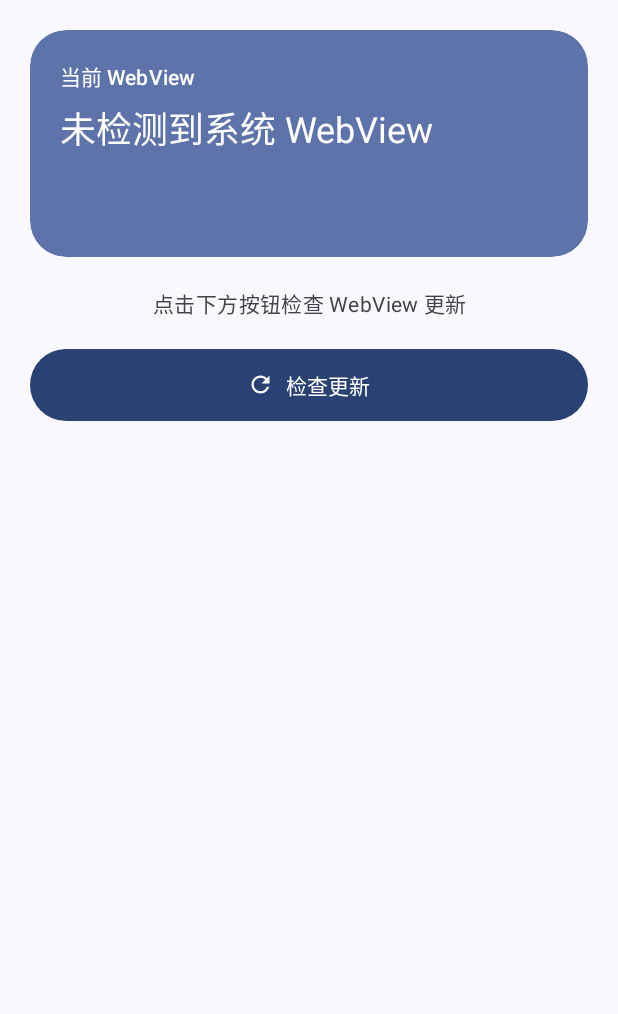
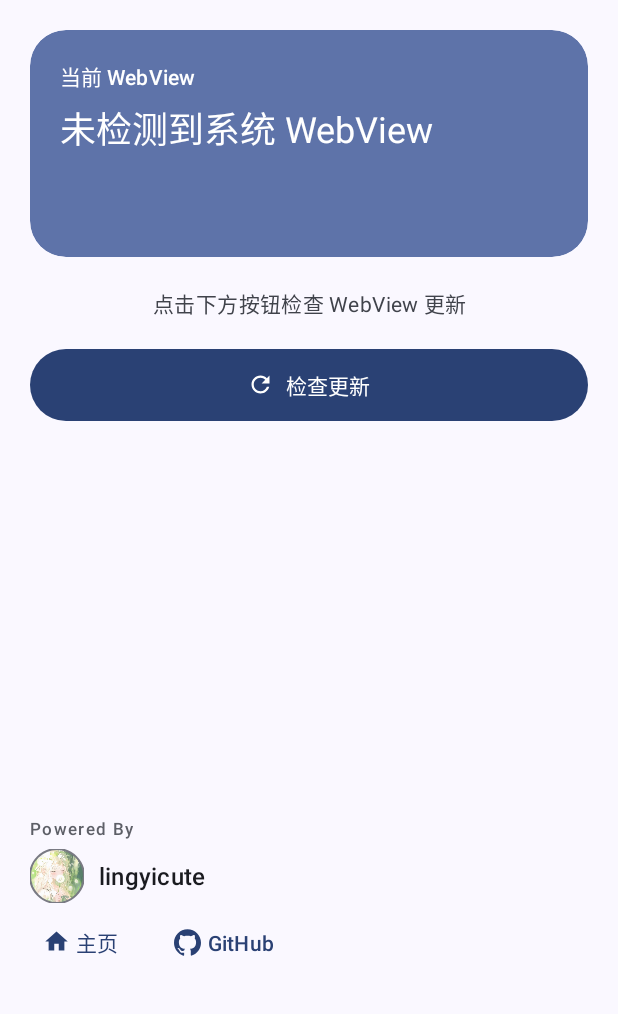
Before and after one commit to lingyicute/WebviewUpdater, an Android app: the screen it shows after launch (MainActivity), on a phone screen of 412 x 824 dp, the part 222-1236 px from its top. Run offline under Robolectric (Android 15) with nearby library versions, the phone set to English and light mode, and no system bars.

Commit message:
update ui

```diff
--- a/app/src/main/java/com/webviewupdater/app/MainActivity.java
+++ b/app/src/main/java/com/webviewupdater/app/MainActivity.java
@@ -104,6 +104,8 @@ public class MainActivity extends AppCompatActivity {
             }
         });
         b.btnCancel.setOnClickListener(v -> cancelDownload());
+        b.btnHome.setOnClickListener(v -> openUrl(getString(R.string.url_home)));
+        b.btnGithub.setOnClickListener(v -> openUrl(getString(R.string.url_github)));
     }
 
     @Override
@@ -480,6 +482,19 @@ public class MainActivity extends AppCompatActivity {
         }
     }
 
+    // ------------------------------------------------------------------ 署名区：外链
+
+    /** 用系统浏览器打开链接；没有可处理的应用时给出提示 */
+    private void openUrl(@NonNull String url) {
+        try {
+            Intent intent = new Intent(Intent.ACTION_VIEW, Uri.parse(url));
+            intent.addCategory(Intent.CATEGORY_BROWSABLE);
+            startActivity(intent);
+        } catch (Exception e) {
+            Snackbar.make(b.getRoot(), R.string.no_browser, Snackbar.LENGTH_SHORT).show();
+        }
+    }
+
     // ------------------------------------------------------------------ dialogs / ui helpers
 
     private void showVpnDialog() {
--- /dev/null
+++ b/app/src/main/res/drawable/ic_github.xml
@@ -0,0 +1,11 @@
+<?xml version="1.0" encoding="utf-8"?>
+<vector xmlns:android="http://schemas.android.com/apk/res/android"
+    android:width="24dp"
+    android:height="24dp"
+    android:viewportWidth="24"
+    android:viewportHeight="24"
+    android:tint="?attr/colorControlNormal">
+    <path
+        android:fillColor="@android:color/white"
+        android:pathData="M12,0.297c-6.63,0 -12,5.373 -12,12 0,5.303 3.438,9.8 8.205,11.385 0.6,0.113 0.82,-0.258 0.82,-0.577 0,-0.285 -0.01,-1.04 -0.015,-2.04 -3.338,0.724 -4.042,-1.61 -4.042,-1.61C4.422,18.07 3.633,17.7 3.633,17.7c-1.087,-0.744 0.084,-0.729 0.084,-0.729 1.205,0.084 1.838,1.236 1.838,1.236 1.07,1.835 2.809,1.305 3.495,0.998 0.108,-0.776 0.417,-1.305 0.76,-1.605 -2.665,-0.3 -5.466,-1.332 -5.466,-5.93 0,-1.31 0.465,-2.38 1.235,-3.22 -0.135,-0.303 -0.54,-1.523 0.105,-3.176 0,0 1.005,-0.322 3.3,1.23 0.96,-0.267 1.98,-0.399 3,-0.405 1.02,0.006 2.04,0.138 3,0.405 2.28,-1.552 3.285,-1.23 3.285,-1.23 0.645,1.653 0.24,2.873 0.12,3.176 0.765,0.84 1.23,1.91 1.23,3.22 0,4.61 -2.805,5.625 -5.475,5.92 0.42,0.36 0.81,1.096 0.81,2.22 0,1.606 -0.015,2.896 -0.015,3.286 0,0.315 0.21,0.69 0.825,0.57C20.565,22.092 24,17.592 24,12.297c0,-6.627 -5.373,-12 -12,-12" />
+</vector>
--- /dev/null
+++ b/app/src/main/res/drawable/ic_home.xml
@@ -0,0 +1,11 @@
+<?xml version="1.0" encoding="utf-8"?>
+<vector xmlns:android="http://schemas.android.com/apk/res/android"
+    android:width="24dp"
+    android:height="24dp"
+    android:viewportWidth="24"
+    android:viewportHeight="24"
+    android:tint="?attr/colorControlNormal">
+    <path
+        android:fillColor="@android:color/white"
+        android:pathData="M10,20v-6h4v6h5v-8h3L12,3 2,12h3v8z" />
+</vector>
--- a/app/src/main/res/layout/activity_main.xml
+++ b/app/src/main/res/layout/activity_main.xml
@@ -25,6 +25,7 @@
         android:layout_width="match_parent"
         android:layout_height="match_parent"
         android:clipToPadding="false"
+        android:fillViewport="true"
         android:paddingBottom="24dp"
         app:layout_behavior="@string/appbar_scrolling_view_behavior">
 
@@ -271,6 +272,89 @@
                 app:icon="@drawable/ic_download"
                 app:iconGravity="textStart"
                 tools:visibility="visible" />
+
+            <!-- 占位：把署名推到页面底部（内容不足一屏时） -->
+            <Space
+                android:layout_width="match_parent"
+                android:layout_height="0dp"
+                android:layout_weight="1"
+                android:minHeight="32dp" />
+
+            <!-- ====================== 署名（左下） ====================== -->
+            <LinearLayout
+                android:id="@+id/footerCredit"
+                android:layout_width="wrap_content"
+                android:layout_height="wrap_content"
+                android:layout_gravity="start"
+                android:layout_marginTop="8dp"
+                android:orientation="vertical">
+
+                <!-- Powered By -->
+                <TextView
+                    android:layout_width="wrap_content"
+                    android:layout_height="wrap_content"
+                    android:text="@string/powered_by"
+                    android:textAppearance="?attr/textAppearanceLabelSmall"
+                    android:textColor="?attr/colorOutline"
+                    android:letterSpacing="0.08" />
+
+                <!-- 头像 + 名字 -->
+                <LinearLayout
+                    android:layout_width="wrap_content"
+                    android:layout_height="wrap_content"
+                    android:layout_marginTop="6dp"
+                    android:gravity="center_vertical"
+                    android:orientation="horizontal">
+
+                    <com.google.android.material.imageview.ShapeableImageView
+                        android:id="@+id/ivAuthor"
+                        android:layout_width="36dp"
+                        android:layout_height="36dp"
+                        android:contentDescription="@string/author_name"
+                        android:scaleType="centerCrop"
+                        android:src="@drawable/me"
+                        app:shapeAppearanceOverlay="@style/ShapeAppearance.Material3.Corner.Full"
+                        app:strokeColor="?attr/colorOutlineVariant"
+                        app:strokeWidth="1dp" />
+
+                    <TextView
+                        android:id="@+id/tvAuthor"
+                        android:layout_width="wrap_content"
+                        android:layout_height="wrap_content"
+                        android:layout_marginStart="10dp"
+                        android:text="@string/author_name"
+                        android:textAppearance="?attr/textAppearanceTitleMedium"
+                        android:textColor="?attr/colorOnSurface" />
+                </LinearLayout>
+
+                <!-- 主页 / GitHub 按钮 -->
+                <LinearLayout
+                    android:layout_width="wrap_content"
+                    android:layout_height="wrap_content"
+                    android:layout_marginStart="-8dp"
+                    android:layout_marginTop="2dp"
+                    android:orientation="horizontal">
+
+                    <com.google.android.material.button.MaterialButton
+                        android:id="@+id/btnHome"
+                        style="@style/Widget.Material3.Button.TextButton.Icon"
+                        android:layout_width="wrap_content"
+                        android:layout_height="wrap_content"
+                        android:text="@string/btn_home"
+                        app:icon="@drawable/ic_home"
+                        app:iconGravity="textStart" />
+
+                    <com.google.android.material.button.MaterialButton
+                        android:id="@+id/btnGithub"
+                        style="@style/Widget.Material3.Button.TextButton.Icon"
+                        android:layout_width="wrap_content"
+                        android:layout_height="wrap_content"
+                        android:layout_marginStart="4dp"
+                        android:text="@string/btn_github"
+                        app:icon="@drawable/ic_github"
+                        app:iconGravity="textStart" />
+                </LinearLayout>
+            </LinearLayout>
         </LinearLayout>
     </androidx.core.widget.NestedScrollView>
 </androidx.coordinatorlayout.widget.CoordinatorLayout>
--- a/app/src/main/res/values/strings.xml
+++ b/app/src/main/res/values/strings.xml
@@ -49,4 +49,12 @@
     <string name="dialog_error_title">发生错误</string>
     <string name="error_bad_response">服务器响应格式不正确：%1$s</string>
     <string name="error_http">服务器返回 HTTP %1$d</string>
+
+    <string name="powered_by">Powered By</string>
+    <string name="author_name" translatable="false">lingyicute</string>
+    <string name="btn_home">主页</string>
+    <string name="btn_github" translatable="false">GitHub</string>
+    <string name="url_home" translatable="false">https://92li.uk</string>
+    <string name="url_github" translatable="false">https://github.com/lingyicute/WebviewUpdater</string>
+    <string name="no_browser">未找到可以打开链接的应用</string>
 </resources>
```
Also changed, not shown: app/src/main/res/drawable/me.jpg (added).
